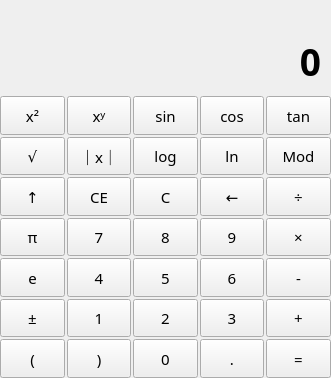
Old version of the form template/content/calculator/scientific/scientific.ui in the repository cmh1027/calculator.
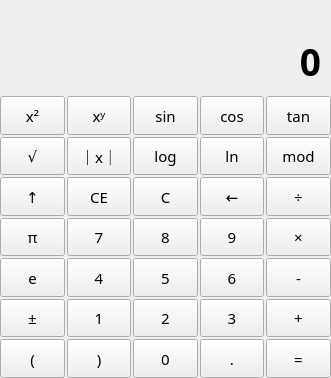
New version of the form.

Diff of the .ui file:
```diff
--- a/template/content/calculator/scientific/scientific.ui
+++ b/template/content/calculator/scientific/scientific.ui
@@ -190,7 +190,7 @@
           </font>
          </property>
          <property name="text">
-          <string>Mod</string>
+          <string>mod</string>
          </property>
         </widget>
        </item>
```
